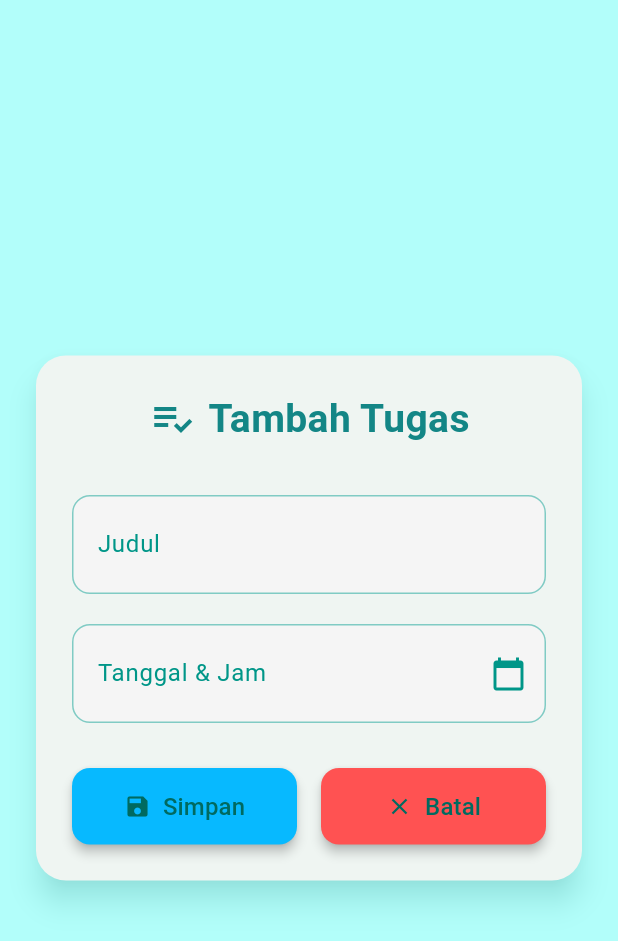
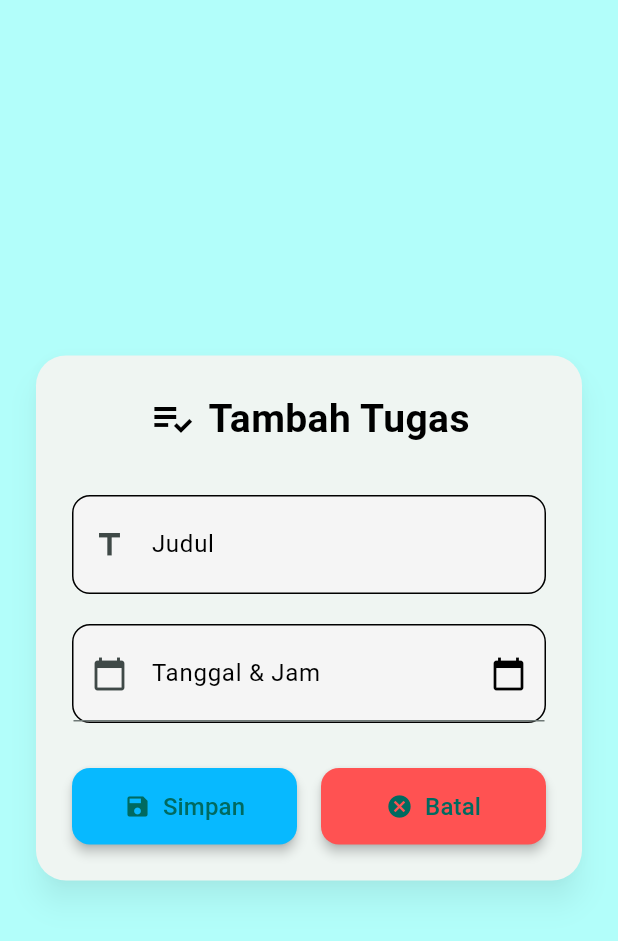
Before and after one commit to sintiya18/to_do_list, a Flutter app: the TambahTugas screen opened directly, on a phone screen of 412 x 824 dp. Shown: the top 941 px of the screen. Run offline on Flutter 3.47's test engine with Material 3 defaults, Android fonts, the phone set to English and light mode, and no system bars; our stand-ins replace another_flushbar, flutter_local_notifications, supabase_flutter, timezone; accounts and stored records are empty.

Commit message:
mengubah tampilan

```diff
--- a/lib/tambah_tugas.dart
+++ b/lib/tambah_tugas.dart
@@ -86,7 +86,7 @@ class _TambahTugasState extends State<TambahTugas> {
       if (!mounted) return;
       _showFlushbar('Tugas berhasil ditambahkan', color: Colors.green, thenPop: true);
     } catch (e) {
-      _showFlushbar('❌ Gagal tambah tugas: $e', color: Colors.red);
+      _showFlushbar('Gagal tambah tugas: $e', color: Colors.red);
     }
   }
 
@@ -120,7 +120,7 @@ class _TambahTugasState extends State<TambahTugas> {
                 borderRadius: BorderRadius.circular(20),
               ),
               elevation: 8,
-              shadowColor: Colors.teal.withOpacity(0.3),
+              shadowColor: const Color.fromARGB(255, 0, 0, 0).withOpacity(0.3),
               child: Padding(
                 padding: const EdgeInsets.all(24.0),
                 child: Column(
@@ -130,14 +130,14 @@ class _TambahTugasState extends State<TambahTugas> {
                       mainAxisAlignment: MainAxisAlignment.center,
                       children: const [
                         Icon(Icons.playlist_add_check,
-                            color: Color.fromARGB(255, 19, 134, 134), size: 32),
+                            color: Color.fromARGB(255, 0, 0, 0), size: 32),
                         SizedBox(width: 8),
                         Text(
                           'Tambah Tugas',
                           style: TextStyle(
                             fontSize: 26,
                             fontWeight: FontWeight.bold,
-                            color: Color.fromARGB(255, 19, 134, 134),
+                            color: Color.fromARGB(255, 0, 0, 0),
                           ),
                         ),
                       ],
@@ -148,13 +148,14 @@ class _TambahTugasState extends State<TambahTugas> {
                       decoration: BoxDecoration(
                         color: Colors.grey.shade100,
                         borderRadius: BorderRadius.circular(12),
-                        border: Border.all(color: Colors.teal.shade200),
+                        border: Border.all(color: const Color.fromARGB(255, 0, 0, 0)),
                       ),
                       child: TextField(
                         controller: judulController,
                         decoration: InputDecoration(
+                          prefixIcon: Icon(Icons.title),
                           labelText: 'Judul',
-                          labelStyle: const TextStyle(color: Colors.teal),
+                          labelStyle: const TextStyle(color: Color.fromARGB(255, 0, 0, 0)),
                           border: InputBorder.none,
                           contentPadding: const EdgeInsets.symmetric(
                               horizontal: 16, vertical: 12),
@@ -167,7 +168,7 @@ class _TambahTugasState extends State<TambahTugas> {
                       decoration: BoxDecoration(
                         color: Colors.grey.shade100,
                         borderRadius: BorderRadius.circular(12),
-                        border: Border.all(color: Colors.teal.shade200),
+                        border: Border.all(color: const Color.fromARGB(255, 0, 0, 0)),
                       ),
                       child: TextField(
                         controller: tanggalController,
@@ -175,12 +176,12 @@ class _TambahTugasState extends State<TambahTugas> {
                         onTap: _selectDateTime,
                         decoration: InputDecoration(
                           labelText: 'Tanggal & Jam',
-                          labelStyle: const TextStyle(color: Colors.teal),
-                          border: InputBorder.none,
+                          prefixIcon: Icon(Icons.calendar_today),
+                          labelStyle: const TextStyle(color: Color.fromARGB(255, 0, 0, 0)),
                           contentPadding: const EdgeInsets.symmetric(
                               horizontal: 16, vertical: 12),
                           suffixIcon: const Icon(Icons.calendar_today,
-                              color: Colors.teal),
+                              color: Color.fromARGB(255, 0, 0, 0)),
                         ),
                       ),
                     ),
@@ -214,7 +215,7 @@ class _TambahTugasState extends State<TambahTugas> {
                             onPressed: () {
                               Navigator.pop(context, null);
                             },
-                            icon: const Icon(Icons.close),
+                            icon: const Icon(Icons.cancel),
                             label: const Text(
                               'Batal',
                               style: TextStyle(fontSize: 16),
```
